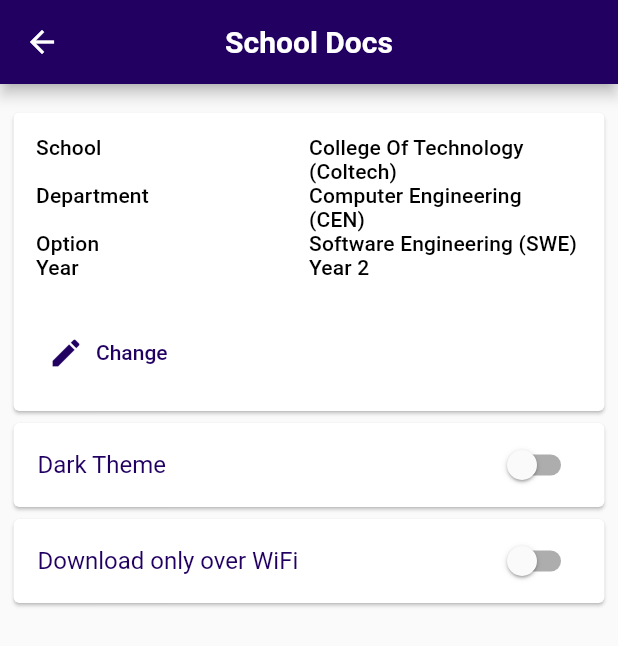
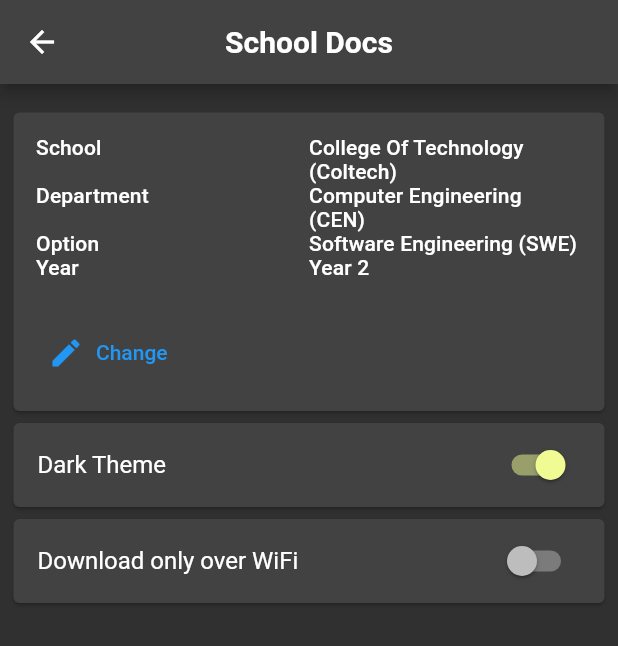
Before and after one commit to MLesky/School-Docs, a Flutter app: the HomePage screen opened by its route, after a tap on the "settings" icon, on a phone screen of 412 x 824 dp. Shown: the top 646 px of the screen. Run offline on Flutter 3.47's test engine with Material 2 defaults, Android fonts, the light colour scheme and no system bars; our stand-ins replace flutter_spinkit, flutter_svg, go_router, google_fonts; Roboto replaces fonts that are missing (Ledger, Rufina).

Commit message:
switch between dark and light

```diff
--- a/lib/app/reading/presentation/screens/home_page.dart
+++ b/lib/app/reading/presentation/screens/home_page.dart
@@ -39,8 +39,9 @@ class HomePage extends StatelessWidget {
                 icon: const Icon(Icons.settings_outlined),
               ),
             ],
-            bottom: const TabBar(
-              tabs: [
+            bottom: TabBar(
+              indicatorColor: Theme.of(context).focusColor,
+              tabs: const [
                 Padding(
                   padding: EdgeInsets.all(8.0),
                   child: Text('1st Sem'),
--- a/lib/app/registration/presentation/screens/welcome.dart
+++ b/lib/app/registration/presentation/screens/welcome.dart
@@ -24,7 +24,7 @@ class WelcomeScreen extends StatelessWidget {
                       SvgPicture.asset(
                         Assets.logoPrimary,
                         width: 70,
-                        color: kPrimaryColor,
+                        color: Theme.of(context).dividerColor,
                       ),
                       VerticalSpacings.xs,
                       Text(
@@ -101,7 +101,7 @@ class WelcomeScreen extends StatelessWidget {
                                 SvgPicture.asset(
                                   Assets.logoPrimary,
                                   width: 70,
-                                  color: kPrimaryColor,
+                                  color: Theme.of(context).dividerColor,
                                 ),
                                 VerticalSpacings.xs,
                                 Text(
--- a/lib/app/settings/screen.dart
+++ b/lib/app/settings/screen.dart
@@ -1,5 +1,7 @@
 import 'package:flutter/material.dart';
 import 'package:go_router/go_router.dart';
+import 'package:provider/provider.dart';
+import 'package:school_docs/themes/theme.dart';
 import 'package:school_docs/utils/utils.dart';
 
 class SettingsPage extends StatefulWidget {
@@ -73,18 +75,18 @@ class _SettingsPageState extends State<SettingsPage> {
               ),
             ),
             Card(
-              child: SwitchListTile(
-                  title: const Text('Dark Theme'),
-                  value: isDarkTheme,
-                  onChanged: (value) {
-                    setState(() {
-                      isDarkTheme = value;
-                    });
-                  }),
+              child: Consumer<ThemeProvider>(
+                builder: (context, themeProvider, child) => SwitchListTile(
+                  activeColor: Theme.of(context).focusColor,
+                    title: const Text('Dark Theme'),
+                    value: themeProvider.isDarkMode,
+                    onChanged: (value) => themeProvider.swapTheme()),
+              ),
             ),
             Card(
               child: SwitchListTile(
                   title: const Text('Download only over WiFi'),
+                  activeColor: Theme.of(context).focusColor,
                   value: isDownloadOnly,
                   onChanged: (value) {
                     setState(() {
--- a/lib/themes/theme.dart
+++ b/lib/themes/theme.dart
@@ -1,6 +1,7 @@
 import 'package:flutter/material.dart';
 import 'package:google_fonts/google_fonts.dart';
 import 'package:school_docs/utils/utils.dart';
+export 'package:school_docs/themes/theme_provider.dart';
 
 // TODO: Implement light and dark themes
 /// TODO: Implement theme Provider
@@ -8,7 +9,10 @@ import 'package:school_docs/utils/utils.dart';
 class Themes {
   static ThemeData lightTheme = ThemeData(
       primaryColor: kPrimaryColor,
+      unselectedWidgetColor: Colors.black12,
       primarySwatch: kPrimarySwatch,
+      dividerColor: kPrimaryColor,
+      focusColor: kPrimaryColor,
       textTheme: TextTheme(
         bodyLarge: GoogleFonts.robotoSlab(
             textStyle: const TextStyle(
@@ -49,6 +53,12 @@ class Themes {
       ));
   static ThemeData darkTheme = ThemeData.dark().copyWith(
       primaryColor: kPrimaryColor,
+      dividerColor: Colors.white,
+      unselectedWidgetColor: Colors.white30,
+      focusColor: kSecondaryColor,
+      buttonTheme: const ButtonThemeData(
+        buttonColor: kPrimaryColor,
+      ),
       textTheme: TextTheme(
         bodyLarge: GoogleFonts.robotoSlab(
             textStyle: const TextStyle(
@@ -57,6 +67,7 @@ class Themes {
         bodySmall: GoogleFonts.robotoSlab(
             textStyle: const TextStyle(
               fontSize: 10,
+              color: kSecondaryColor,
             )),
         bodyMedium: GoogleFonts.robotoSlab(
             textStyle: const TextStyle(
@@ -66,15 +77,15 @@ class Themes {
             textStyle: const TextStyle(
               fontWeight: FontWeight.bold,
               fontSize: 30,
-              color: kPrimaryColor,
+              color: Colors.white,
             )),
         titleMedium: GoogleFonts.ledger(
             textStyle: const TextStyle(
-              color: kPrimaryColor,
+              color: Colors.white,
             )),
         titleLarge: GoogleFonts.ledger(
             textStyle: const TextStyle(
-              color: Colors.black26,
+              color: Colors.white70,
               fontSize: 20,
             )),
       ),
--- a/lib/themes/theme_provider.dart
+++ b/lib/themes/theme_provider.dart
@@ -2,13 +2,13 @@ import 'package:flutter/material.dart';
 import 'package:school_docs/themes/theme.dart';
 
 class ThemeProvider extends ChangeNotifier {
-  late ThemeData _theme;
+  ThemeData _theme = Themes.darkTheme;
 
   ThemeData light = Themes.lightTheme;
   ThemeData dark = Themes.darkTheme;
 
   void swapTheme() async {
-    _theme = _theme == dark ? light : dark;
+    _theme = isDarkMode ? light : dark;
     notifyListeners();
   }
 
--- a/lib/utils/constants/constants.dart
+++ b/lib/utils/constants/constants.dart
@@ -1,10 +1,10 @@
 import 'package:flutter/material.dart';
 
 const String kAppName = 'School Docs';
-const String kHexColorString = "#210062";
-const int kHexColorValue = 0xFF210062;
-const Color kPrimaryColor = Color(kHexColorValue);
-const kPrimarySwatch = MaterialColor(kHexColorValue, <int, Color>{
+const kHexPrimaryColorValue = 0xFF210062;
+const Color kPrimaryColor = Color(0xFF210062);
+const Color kSecondaryColor = Color(0xFFF0FC93);
+const kPrimarySwatch = MaterialColor(kHexPrimaryColorValue, <int, Color>{
   50 : kPrimaryColor,
   100 : kPrimaryColor,
   200 : kPrimaryColor,
--- a/lib/utils/widgets/selection_list_builder.dart
+++ b/lib/utils/widgets/selection_list_builder.dart
@@ -1,7 +1,6 @@
 import 'package:flutter/material.dart';
 import 'package:flutter_spinkit/flutter_spinkit.dart';
 import 'package:flutter_svg/flutter_svg.dart';
-import 'package:go_router/go_router.dart';
 import 'package:school_docs/utils/utils.dart';
 
 // TODO: implement display for no items found
@@ -29,8 +28,8 @@ class SelectionListScreen extends StatelessWidget {
         builder: (context, snapshot) {
           if (!snapshot.hasData) {
             return Center(
-                child: SpinKitRing(
-              color: Theme.of(context).primaryColor,
+                child: SpinKitFadingFour(
+              color: Theme.of(context).dividerColor,
             ));
           } else if (snapshot.data!.isEmpty) {
             return Center(
```
Also changed, not shown: lib/app/registration/presentation/screens/select_year.dart (+10 -5 lines), lib/main.dart (+14 -6 lines).
